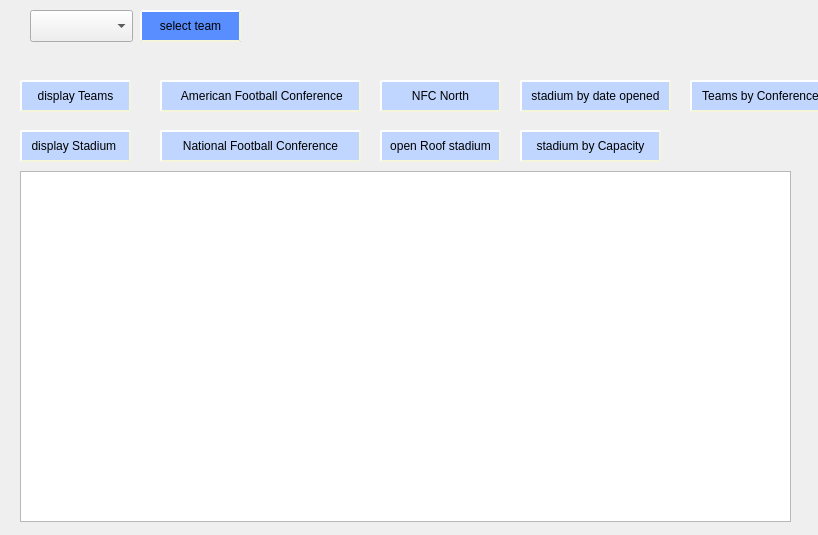
Qt form Project-2-NFL/displayWindow.ui (massivemembrain/Project-2-NFL) before a commit.
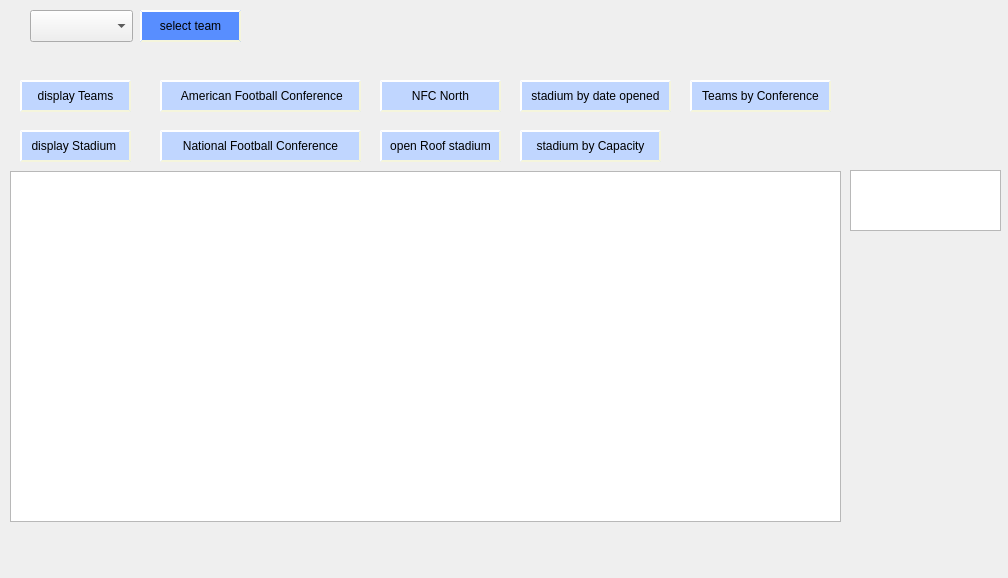
The same form after that commit.

What changed in the file:
```diff
--- a/Project-2-NFL/displayWindow.ui
+++ b/Project-2-NFL/displayWindow.ui
@@ -6,8 +6,8 @@
    <rect>
     <x>0</x>
     <y>0</y>
-    <width>818</width>
-    <height>535</height>
+    <width>1008</width>
+    <height>578</height>
    </rect>
   </property>
   <property name="windowTitle">
@@ -16,9 +16,9 @@
   <widget class="QTableView" name="tableView">
    <property name="geometry">
     <rect>
-     <x>20</x>
+     <x>10</x>
      <y>171</y>
-     <width>771</width>
+     <width>831</width>
      <height>351</height>
     </rect>
    </property>
@@ -243,6 +243,16 @@
     <string>open Roof stadium</string>
    </property>
   </widget>
+  <widget class="QTableView" name="tableView_2">
+   <property name="geometry">
+    <rect>
+     <x>850</x>
+     <y>170</y>
+     <width>151</width>
+     <height>61</height>
+    </rect>
+   </property>
+  </widget>
  </widget>
  <resources/>
  <connections/>
```
